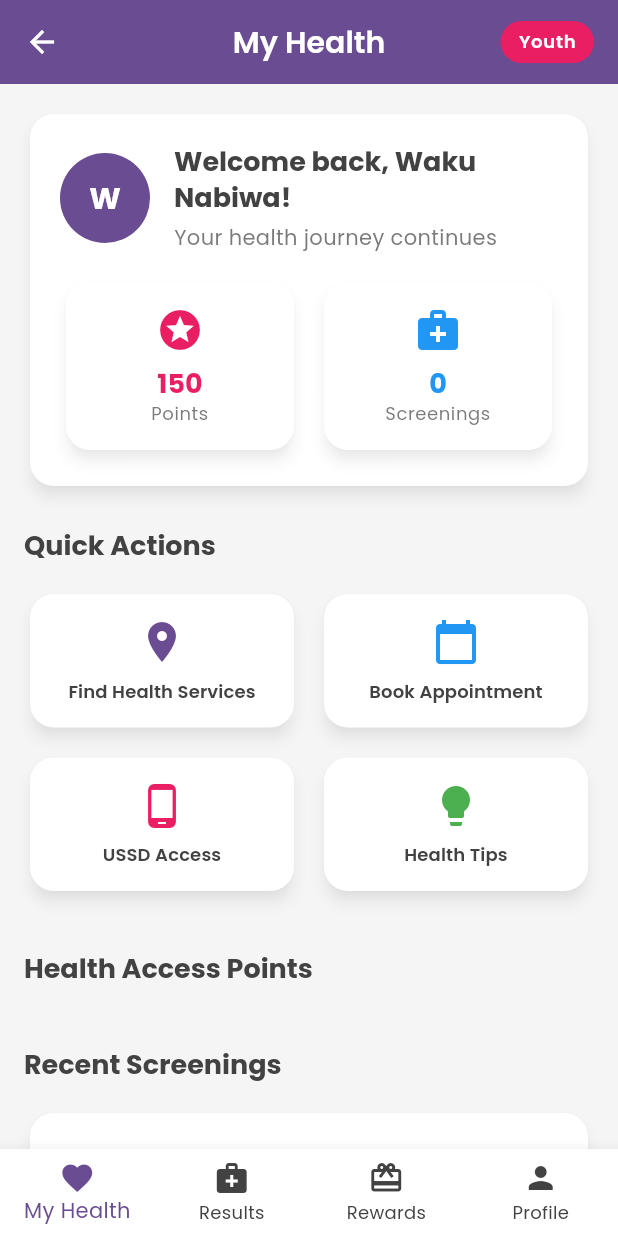
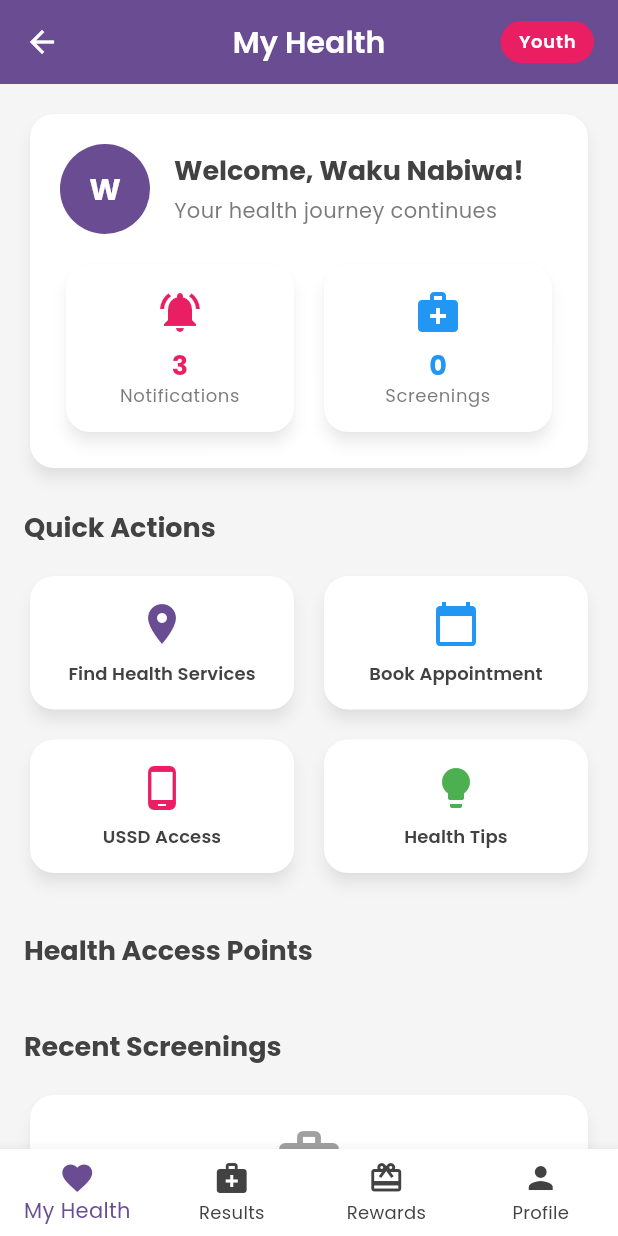
Before and after one commit to pumulo-mufalali/BwinoLink_YouthCare, a Flutter app: the HomeScreen screen opened by its route, on a phone screen of 412 x 824 dp. Run offline on Flutter 3.47's test engine with Material 3 defaults, Android fonts, the light colour scheme and no system bars; our stand-ins replace google_fonts; accounts and stored records are empty.

Commit message:
customized cards

```diff
--- a/lib/data/dummy_data.dart
+++ b/lib/data/dummy_data.dart
@@ -1,11 +1,9 @@
-// Enhanced data models for BwinoLink YouthCare
-// Supporting youth-focused health services, gamification, and community access points
-
 class UserProfile {
   final String name;
   final String phoneNumber;
   final String role; // 'youth', 'staff', 'peer_navigator', 'vendor'
   final int points;
+  final int notifications;
   final String profileImage;
   final int age;
   final String location;
@@ -17,6 +15,7 @@
     required this.phoneNumber,
     required this.role,
     required this.points,
+    this.notifications = 0,
     this.profileImage = '',
     this.age = 0,
     this.location = '',
@@ -157,6 +156,7 @@
       phoneNumber: '0967839012',
       role: 'youth',
       points: 150,
+      notifications: 3,
       age: 19,
       location: 'Lusaka Market Area',
       interests: ['fitness', 'music', 'health'],
--- a/lib/screens/home_tab.dart
+++ b/lib/screens/home_tab.dart
@@ -199,7 +199,7 @@
                     crossAxisAlignment: CrossAxisAlignment.start,
                     children: [
                       Text(
-                        'Welcome back, ${appState.currentUser?.name ?? 'User'}!',
+                        'Welcome, ${appState.currentUser?.name ?? 'User'}!',
                         style: Theme.of(context).textTheme.headlineSmall?.copyWith(
                           fontWeight: FontWeight.bold,
                         ),
@@ -222,10 +222,13 @@
                 Expanded(
                   child: _buildStatCard(
                     context,
-                    'Points',
-                    '${appState.currentUser?.points ?? 0}',
-                    Icons.stars,
+                    'Notifications',
+                    '${appState.currentUser?.notifications ?? 0}',
+                    Icons.notifications_active,
                     AppTheme.accentPink,
+                      () {
+                        Navigator.pushNamed(context, '/health-access-points');
+                      }
                   ),
                 ),
                 const SizedBox(width: 12),
@@ -236,6 +239,9 @@
                     '${appState.totalScreeningsCount}',
                     Icons.medical_services,
                     AppTheme.secondaryBlue,
+                          () {
+                        Navigator.pushNamed(context, '/health-access-points');
+                      }
                   ),
                 ),
               ],
@@ -638,7 +644,7 @@
     return Row(
       children: [
         Expanded(
-          child: _buildStatCard(
+          child: _buildStatCardPlainText(
             context,
             'Total Screenings',
             '${appState.totalScreeningsCount}',
@@ -648,7 +654,7 @@
         ),
         const SizedBox(width: 12),
         Expanded(
-          child: _buildStatCard(
+          child: _buildStatCardPlainText(
             context,
             'Abnormal Results',
             '${appState.abnormalResultsCount}',
@@ -753,7 +759,39 @@
   }
 
   // Helper Widgets
-  Widget _buildStatCard(BuildContext context, String title, String value, IconData icon, Color color) {
+  Widget _buildStatCard(BuildContext context, String title, String value, IconData icon, Color color, VoidCallback onTap) {
+    return Card(
+      child: InkWell(
+        onTap: onTap,
+        child: Padding(
+          padding: const EdgeInsets.all(16),
+          child: Column(
+            children: [
+              Icon(icon, color: color, size: 32),
+              const SizedBox(height: 8),
+              Text(
+                value,
+                style: Theme.of(context).textTheme.headlineSmall?.copyWith(
+                  fontWeight: FontWeight.bold,
+                  color: color,
+                ),
+              ),
+              Text(
+                title,
+                style: Theme.of(context).textTheme.bodySmall?.copyWith(
+                  color: AppTheme.darkGrey.withOpacity(0.7),
+                ),
+                textAlign: TextAlign.center,
+              ),
+            ],
+          ),
+        ),
+      ),
+    );
+  }
+
+  // Helper Widgets
+  Widget _buildStatCardPlainText(BuildContext context, String title, String value, IconData icon, Color color) {
     return Card(
         child: Padding(
           padding: const EdgeInsets.all(16),
```
Also changed, not shown: lib/main.dart (indentation only), 1 other file. Lines whose indentation alone changed are shown as unchanged.
